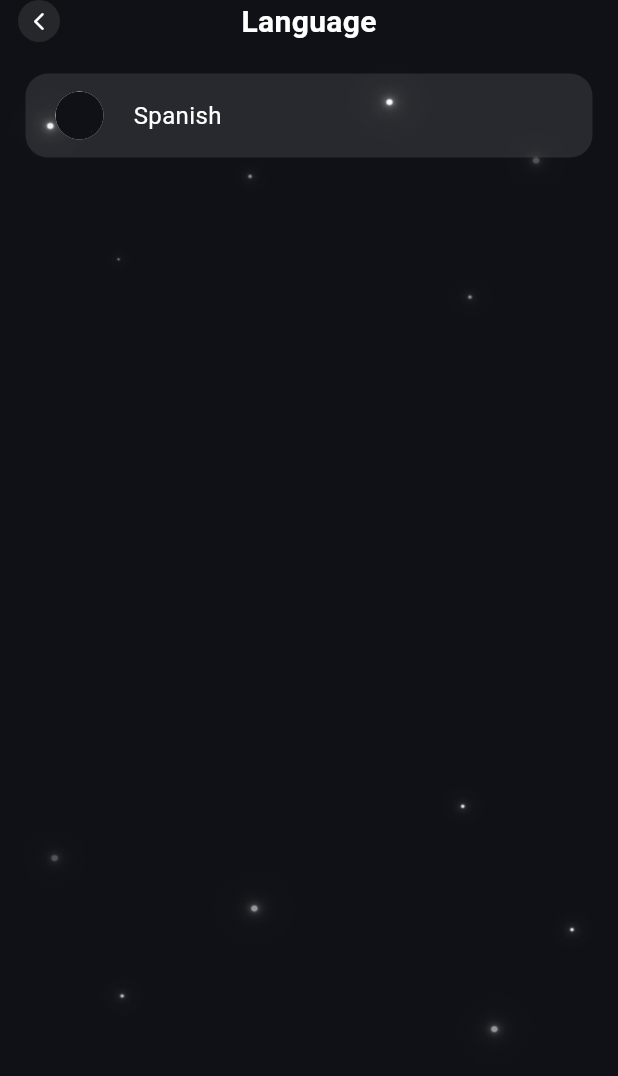
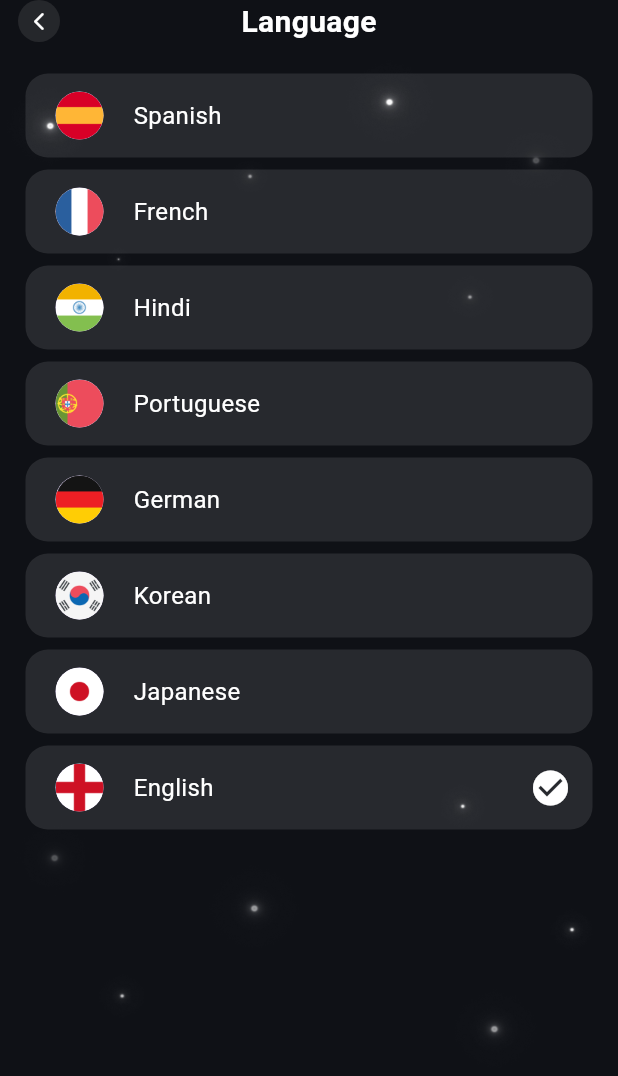
Before and after one commit to hoanglm6201/test_find_my_phone, a Flutter app: the LanguageScreen screen opened directly, on a phone screen of 412 x 824 dp. Shown: the top 1076 px of the screen. Run offline on Flutter 3.47's test engine with Material 3 defaults, Android fonts, the phone set to English and light mode, and no system bars; our stand-ins replace flutter_svg; missing offline and left inert: infinite_listview; generated files the repository leaves out were written again.

Commit message:
ui language screen

```diff
--- /dev/null
+++ b/lib/data/model/language_model.dart
@@ -0,0 +1,7 @@
+class LanguageModel{
+  String language;
+  String locale;
+  String asset;
+
+  LanguageModel(this.language, this.locale, this.asset);
+}
--- a/lib/l10n/app_en.arb
+++ b/lib/l10n/app_en.arb
@@ -29,5 +29,12 @@
   "rapid": "Rapid",
   "symphony": "Symphony",
   "text_none": "None",
-  "cancel": "Cancel"
+  "cancel": "Cancel",
+  "spanish": "Spanish",
+  "french": "French",
+  "hindi": "Hindi",
+  "portuguese": "Portuguese",
+  "german": "German",
+  "korean": "Korean",
+  "japanese": "Japanese"
 }
--- a/lib/l10n/app_vi.arb
+++ b/lib/l10n/app_vi.arb
@@ -29,6 +29,13 @@
   "rapid": "Rapid",
   "symphony": "Symphony",
   "text_none": "None",
-  "cancel": "Cancel"
+  "cancel": "Cancel",
+  "spanish": "Spanish",
+  "french": "French",
+  "hindi": "Hindi",
+  "portuguese": "Portuguese",
+  "german": "German",
+  "korean": "Korean",
+  "japanese": "Japanese"
 
 }
--- a/lib/main.dart
+++ b/lib/main.dart
@@ -16,7 +16,10 @@ class MyApp extends StatelessWidget {
       localizationsDelegates: AppLocalizations.localizationsDelegates,
       supportedLocales: AppLocalizations.supportedLocales,
       home: AnnotatedRegion<SystemUiOverlayStyle>(
-        value: SystemUiOverlayStyle.light,
+        value: SystemUiOverlayStyle(
+          statusBarIconBrightness: Brightness.light,
+          statusBarColor: Colors.transparent
+        ),
         child: SplashScreen(),
       ),
     );
--- /dev/null
+++ b/lib/utils/language.dart
@@ -0,0 +1,20 @@
+import 'package:flutter/cupertino.dart';
+import 'package:test_find_my_phone/data/model/language_model.dart';
+import 'package:flutter_gen/gen_l10n/app_localizations.dart';
+import 'package:test_find_my_phone/utils/locator_support.dart';
+
+class Language {
+  final BuildContext context;
+  Language(this.context);
+
+  List<LanguageModel> get languageItems => [
+    LanguageModel(context.locale.spanish, 'es', 'assets/images/spanish_flag.png'),
+    LanguageModel(context.locale.french, 'fr', 'assets/images/french_flag.png'),
+    LanguageModel(context.locale.hindi, 'hi', 'assets/images/hindi_flag.png'),
+    LanguageModel(context.locale.portuguese, 'pt', 'assets/images/portuguese_flag.png'),
+    LanguageModel(context.locale.german, 'de', 'assets/images/german_flag.png'),
+    LanguageModel(context.locale.korean, 'ko', 'assets/images/korean_flag.png'),
+    LanguageModel(context.locale.japanese, 'ja', 'assets/images/japanese_flag.png'),
+    LanguageModel(context.locale.english, 'en', 'assets/images/english_flag.png'),
+  ];
+}
--- a/lib/view/screens/language/language_screen.dart
+++ b/lib/view/screens/language/language_screen.dart
@@ -1,4 +1,5 @@
 import 'package:flutter/material.dart';
+import 'package:test_find_my_phone/utils/language.dart';
 import 'package:test_find_my_phone/utils/locator_support.dart';
 import 'package:test_find_my_phone/view/screens/language/widgets/language_item.dart';
 
@@ -10,8 +11,18 @@ class LanguageScreen extends StatefulWidget {
 }
 
 class _LanguageScreenState extends State<LanguageScreen> {
+  int _selectedIndex = 7;
+
+  void onSelectedIndexChange(int index){
+    setState(() {
+      _selectedIndex = index;
+    });
+  }
+
   @override
   Widget build(BuildContext context) {
+    final items = Language(context).languageItems;
+
     return Scaffold(
       body: Container(
         width: double.infinity,
@@ -47,7 +58,16 @@ class _LanguageScreenState extends State<LanguageScreen> {
                 ],
               ),
               const SizedBox(height: 20,),
-              const LanguageItem(),
+              Expanded(
+                child: ListView.builder(
+                  itemCount: items.length,
+                  itemBuilder: (context, index){
+                    return InkWell(
+                      onTap: () => onSelectedIndexChange(index),
+                      child: LanguageItem(languageModel: items[index], isSelected: _selectedIndex == index));
+                  },
+                ),
+              )
             ],
           ),
         ),
--- a/lib/view/screens/language/widgets/language_item.dart
+++ b/lib/view/screens/language/widgets/language_item.dart
@@ -1,7 +1,11 @@
 import 'package:flutter/material.dart';
+import 'package:test_find_my_phone/data/model/language_model.dart';
+import 'package:test_find_my_phone/utils/language.dart';
 
 class LanguageItem extends StatefulWidget {
-  const LanguageItem({super.key});
+  final LanguageModel languageModel;
+  final bool isSelected;
+  const LanguageItem({super.key, required this.languageModel, required this.isSelected});
 
   @override
   State<LanguageItem> createState() => _LanguageItemState();
@@ -18,20 +22,27 @@ class _LanguageItemState extends State<LanguageItem> {
         color: Colors.white.withOpacity(0.1),
         borderRadius: BorderRadius.circular(15)
       ),
-      child: const Row(
+      child: Row(
         mainAxisAlignment: MainAxisAlignment.spaceBetween,
         children: [
           Row(
             children: [
-              SizedBox(width: 20,),
+              const SizedBox(width: 20,),
               CircleAvatar(
                 radius: 16,
-                backgroundImage: AssetImage('assets/images/img_background.png'),
+                backgroundImage: AssetImage(widget.languageModel.asset),
               ),
-              SizedBox(width: 20,),
-              Text('Spanish', style: TextStyle(fontWeight: FontWeight.w400, fontSize: 16, color: Colors.white),)
+              const SizedBox(width: 20,),
+              Text(widget.languageModel.language, style: const TextStyle(fontWeight: FontWeight.w400, fontSize: 16, color: Colors.white),)
             ]
           ),
+          if(widget.isSelected)
+            const Row(
+              children: [
+                Icon(Icons.check_circle_sharp, color: Colors.white, weight: 3, size: 28,),
+                SizedBox(width: 14,)
+              ],
+            ),
         ],
       ),
     );
```
Also changed, not shown: assets/images/english_flag.png (added), assets/images/french_flag.png (added), assets/images/german_flag.png (added), assets/images/hindi_flag.png (added), assets/images/japanese_flag.png (added), assets/images/korean_flag.png (added), assets/images/portuguese_flag.png (added), assets/images/spanish_flag.png (added).
